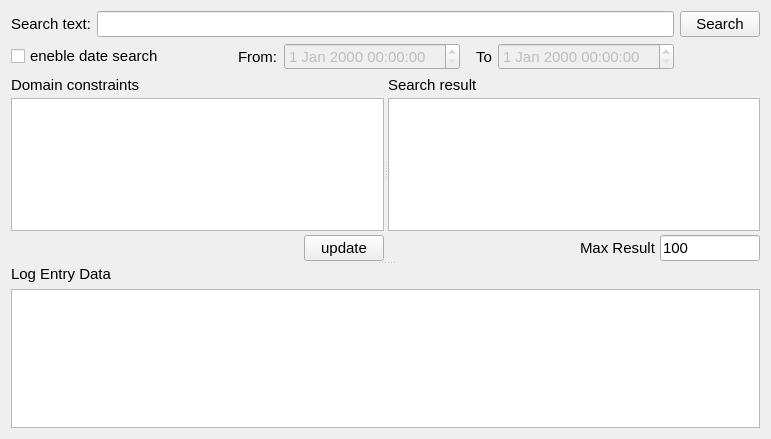
Qt form ccs/log_browser/LogBrowser.ui (bisegni/chaosframework) before a commit.
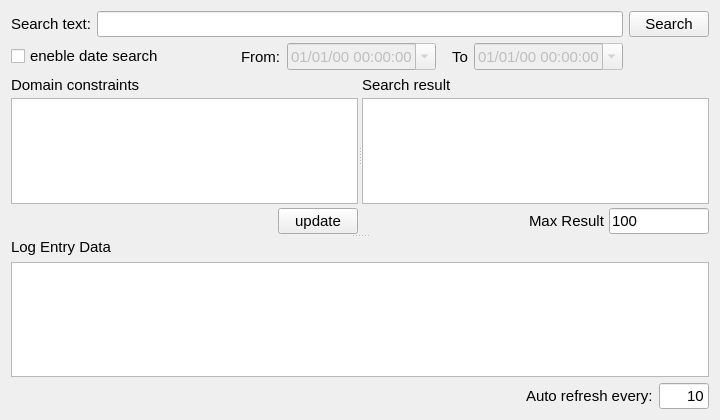
The same form after that commit.

```diff
--- a/ccs/log_browser/LogBrowser.ui
+++ b/ccs/log_browser/LogBrowser.ui
@@ -6,10 +6,16 @@
    <rect>
     <x>0</x>
     <y>0</y>
-    <width>771</width>
-    <height>439</height>
+    <width>720</width>
+    <height>420</height>
    </rect>
   </property>
+  <property name="minimumSize">
+   <size>
+    <width>720</width>
+    <height>420</height>
+   </size>
+  </property>
   <property name="windowTitle">
    <string>Form</string>
   </property>
@@ -97,11 +103,29 @@
          <property name="enabled">
           <bool>false</bool>
          </property>
+         <property name="sizePolicy">
+          <sizepolicy hsizetype="Minimum" vsizetype="Expanding">
+           <horstretch>0</horstretch>
+           <verstretch>0</verstretch>
+          </sizepolicy>
+         </property>
          <property name="font">
           <font>
            <pointsize>11</pointsize>
           </font>
          </property>
+         <property name="alignment">
+          <set>Qt::AlignCenter</set>
+         </property>
+         <property name="buttonSymbols">
+          <enum>QAbstractSpinBox::PlusMinus</enum>
+         </property>
+         <property name="displayFormat">
+          <string>dd/MM/yy HH:mm:ss</string>
+         </property>
+         <property name="calendarPopup">
+          <bool>true</bool>
+         </property>
         </widget>
        </item>
        <item>
@@ -137,11 +161,35 @@
          <property name="enabled">
           <bool>false</bool>
          </property>
+         <property name="sizePolicy">
+          <sizepolicy hsizetype="Minimum" vsizetype="Expanding">
+           <horstretch>0</horstretch>
+           <verstretch>0</verstretch>
+          </sizepolicy>
+         </property>
          <property name="font">
           <font>
            <pointsize>11</pointsize>
           </font>
          </property>
+         <property name="alignment">
+          <set>Qt::AlignCenter</set>
+         </property>
+         <property name="buttonSymbols">
+          <enum>QAbstractSpinBox::PlusMinus</enum>
+         </property>
+         <property name="showGroupSeparator" stdset="0">
+          <bool>false</bool>
+         </property>
+         <property name="currentSection">
+          <enum>QDateTimeEdit::DaySection</enum>
+         </property>
+         <property name="displayFormat">
+          <string>dd/MM/yy HH:mm:ss</string>
+         </property>
+         <property name="calendarPopup">
+          <bool>true</bool>
+         </property>
         </widget>
        </item>
       </layout>
@@ -344,6 +392,65 @@
      </widget>
     </widget>
    </item>
+   <item>
+    <layout class="QHBoxLayout" name="horizontalLayout_5">
+     <item>
+      <spacer name="horizontalSpacer_5">
+       <property name="orientation">
+        <enum>Qt::Horizontal</enum>
+       </property>
+       <property name="sizeHint" stdset="0">
+        <size>
+         <width>40</width>
+         <height>20</height>
+        </size>
+       </property>
+      </spacer>
+     </item>
+     <item>
+      <widget class="QLabel" name="label_8">
+       <property name="font">
+        <font>
+         <pointsize>11</pointsize>
+        </font>
+       </property>
+       <property name="text">
+        <string>Auto refresh every:</string>
+       </property>
+      </widget>
+     </item>
+     <item>
+      <widget class="QLineEdit" name="lineEditAutorefreshDelay">
+       <property name="maximumSize">
+        <size>
+         <width>50</width>
+         <height>16777215</height>
+        </size>
+       </property>
+       <property name="font">
+        <font>
+         <pointsize>11</pointsize>
+        </font>
+       </property>
+       <property name="toolTip">
+        <string>Specify the seconds for the autorefresh</string>
+       </property>
+       <property name="statusTip">
+        <string>represent the second for autorefresh</string>
+       </property>
+       <property name="whatsThis">
+        <string>Second for autorefresh</string>
+       </property>
+       <property name="text">
+        <string>10</string>
+       </property>
+       <property name="alignment">
+        <set>Qt::AlignRight|Qt::AlignTrailing|Qt::AlignVCenter</set>
+       </property>
+      </widget>
+     </item>
+    </layout>
+   </item>
   </layout>
  </widget>
  <resources/>
```
Left out of the diff: 4 changed lines with no effect on the pictures.
